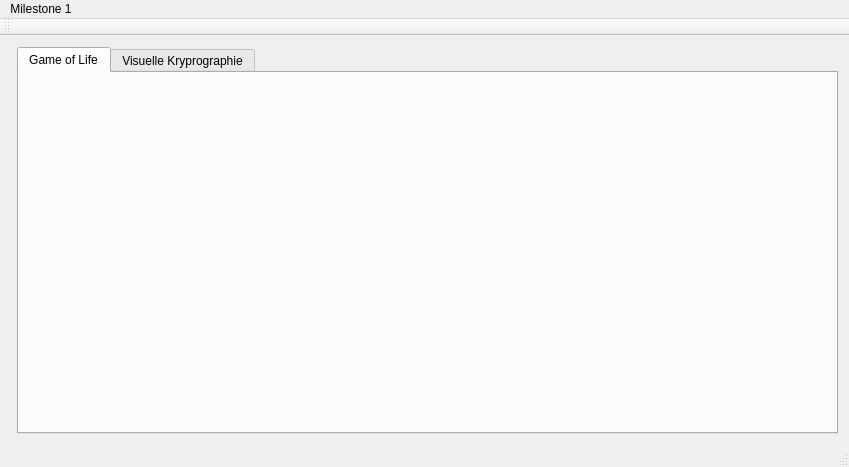
yuliahn/PRG_Praktikum, file milestone1/app/mainwindow.ui: the form before one commit.
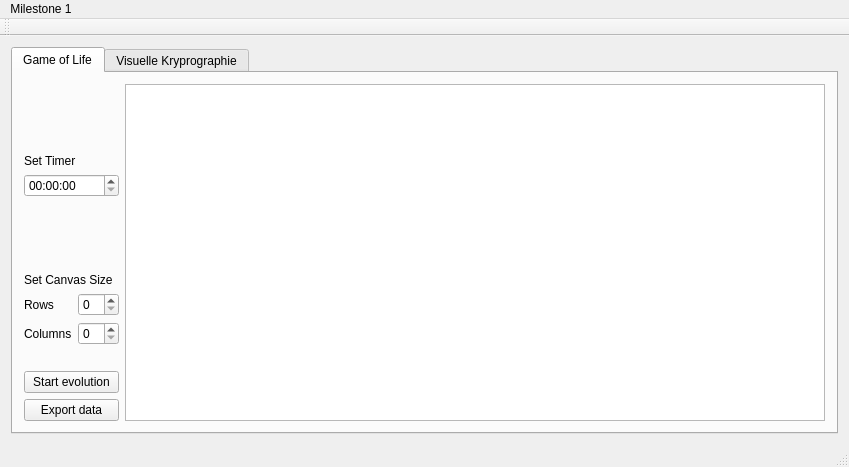
The form after the commit. The open tabs and pages were chosen to show the change. Custom widgets are drawn as their Qt base class.

The edit to the form file:
```diff
--- a/milestone1/app/mainwindow.ui
+++ b/milestone1/app/mainwindow.ui
@@ -15,9 +15,6 @@
   </property>
   <widget class="QWidget" name="centralWidget">
    <layout class="QHBoxLayout" name="horizontalLayout_3">
-    <item>
-     <widget class="CryptImage" name="widget" native="true"/>
-    </item>
     <item>
      <layout class="QVBoxLayout" name="verticalLayout">
       <item>
@@ -41,6 +38,111 @@
          <attribute name="title">
           <string>Game of Life</string>
          </attribute>
+         <layout class="QHBoxLayout" name="horizontalLayout_6">
+          <item>
+           <layout class="QHBoxLayout" name="horizontalLayout_5">
+            <item>
+             <layout class="QVBoxLayout" name="verticalLayout_6">
+              <item>
+               <layout class="QVBoxLayout" name="verticalLayout_5">
+                <item>
+                 <widget class="QLabel" name="label_timer">
+                  <property name="text">
+                   <string>Set Timer</string>
+                  </property>
+                  <property name="alignment">
+                   <set>Qt::AlignBottom|Qt::AlignLeading|Qt::AlignLeft</set>
+                  </property>
+                 </widget>
+                </item>
+                <item>
+                 <widget class="QTimeEdit" name="timeEdit"/>
+                </item>
+                <item>
+                 <widget class="QLabel" name="label_size">
+                  <property name="sizePolicy">
+                   <sizepolicy hsizetype="Preferred" vsizetype="Preferred">
+                    <horstretch>0</horstretch>
+                    <verstretch>0</verstretch>
+                   </sizepolicy>
+                  </property>
+                  <property name="text">
+                   <string>Set Canvas Size</string>
+                  </property>
+                  <property name="alignment">
+                   <set>Qt::AlignBottom|Qt::AlignLeading|Qt::AlignLeft</set>
+                  </property>
+                 </widget>
+                </item>
+                <item>
+                 <layout class="QHBoxLayout" name="horizontalLayout_4">
+                  <item>
+                   <layout class="QVBoxLayout" name="verticalLayout_3">
+                    <item>
+                     <widget class="QLabel" name="label_size_2">
+                      <property name="text">
+                       <string>Rows</string>
+                      </property>
+                     </widget>
+                    </item>
+                    <item>
+                     <widget class="QLabel" name="label_size_3">
+                      <property name="text">
+                       <string>Columns</string>
+                      </property>
+                     </widget>
+                    </item>
+                   </layout>
+                  </item>
+                  <item>
+                   <layout class="QVBoxLayout" name="verticalLayout_4">
+                    <item>
+                     <widget class="QSpinBox" name="spinBox_rows"/>
+                    </item>
+                    <item>
+                     <widget class="QSpinBox" name="spinBox_cols"/>
+                    </item>
+                   </layout>
+                  </item>
+                 </layout>
+                </item>
+                <item>
+                 <widget class="QLabel" name="label_2">
+                  <property name="sizePolicy">
+                   <sizepolicy hsizetype="Preferred" vsizetype="Fixed">
+                    <horstretch>0</horstretch>
+                    <verstretch>0</verstretch>
+                   </sizepolicy>
+                  </property>
+                  <property name="text">
+                   <string/>
+                  </property>
+                 </widget>
+                </item>
+                <item>
+                 <widget class="QPushButton" name="start_evo">
+                  <property name="text">
+                   <string>Start evolution</string>
+                  </property>
+                 </widget>
+                </item>
+                <item>
+                 <widget class="QPushButton" name="export_data">
+                  <property name="text">
+                   <string>Export data</string>
+                  </property>
+                 </widget>
+                </item>
+               </layout>
+              </item>
+             </layout>
+            </item>
+            <item>
+             <widget class="QGraphicsView" name="graphicsView"/>
+            </item>
+           </layout>
+          </item>
+         </layout>
         </widget>
         <widget class="QWidget" name="vk">
          <attribute name="title">
@@ -59,7 +161,7 @@
                  </font>
                 </property>
                 <property name="text">
-                 <string>Visuelle Kryptographie</string>
+                 <string>Visual Cryptography</string>
                 </property>
                </widget>
               </item>
@@ -67,17 +169,17 @@
                <widget class="QComboBox" name="comboBox">
                 <item>
                  <property name="text">
-                  <string>Verschlüsseln</string>
+                  <string>Encode</string>
                  </property>
                 </item>
                 <item>
                  <property name="text">
-                  <string>Entschlüsseln</string>
+                  <string>Decode</string>
                  </property>
                 </item>
                 <item>
                  <property name="text">
-                  <string>Übereinanderlegen</string>
+                  <string>Overlay</string>
                  </property>
                 </item>
                </widget>
@@ -132,12 +234,6 @@
  </widget>
  <layoutdefault spacing="6" margin="11"/>
  <customwidgets>
-  <customwidget>
-   <class>CryptImage</class>
-   <extends>QWidget</extends>
-   <header>cryptimage.h</header>
-   <container>1</container>
-  </customwidget>
   <customwidget>
    <class>encode_widget</class>
    <extends>QWidget</extends>
```
